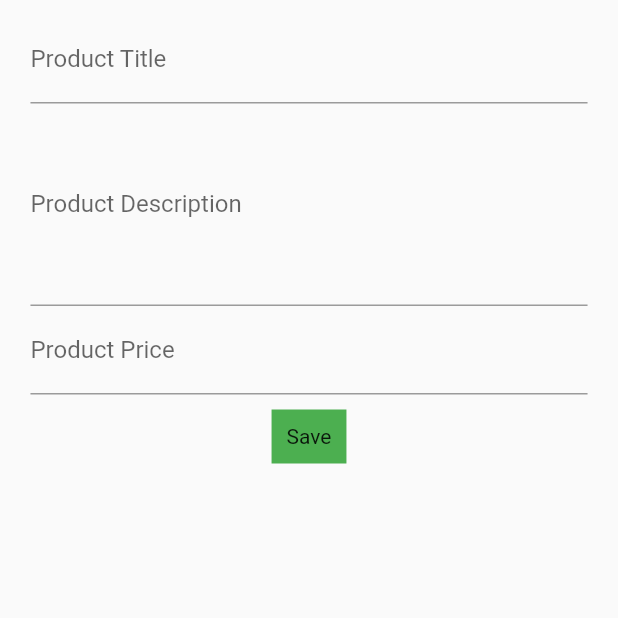
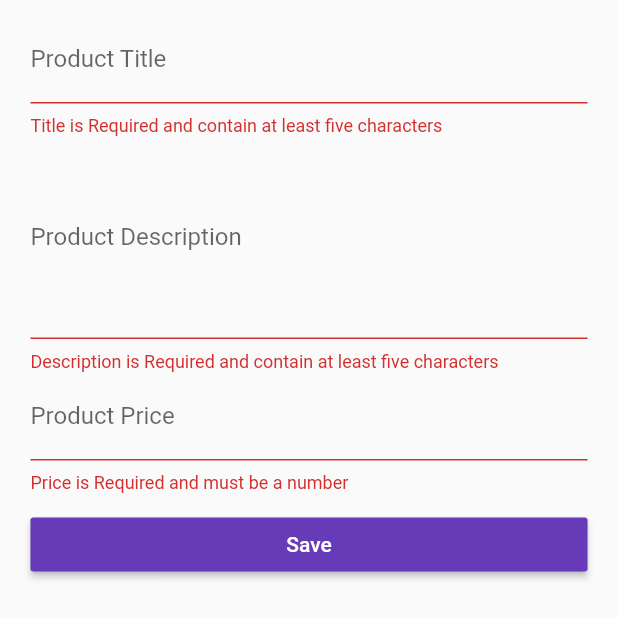
Before and after one commit to bad-logic/flutter_first_app, a Flutter app: the ProductCreatePage widget shown alone on an empty page, opened directly with empty values, after a tap on "Save", on a phone screen of 412 x 824 dp. Shown: the top 618 px of the screen. Run offline on Flutter 3.47's test engine with Material 2 defaults, Android fonts, the phone set to English and light mode, and no system bars.

```diff
--- a/lib/pages/product_create.dart
+++ b/lib/pages/product_create.dart
@@ -14,11 +14,18 @@ class ProductCreatePage extends StatefulWidget {
 
 class _ProductCreatePageState extends State<ProductCreatePage> {
   final Map<String, dynamic> _product = {'image': 'assets/food.jpg'};
+  final GlobalKey <FormState> _formKey = GlobalKey<FormState>();
 
-  Widget _buildTitleTextField() {
-    return TextField(
+  Widget _buildTitleTextFormField() {
+    return TextFormField(
       decoration: InputDecoration(labelText: 'Product Title'),
-      onChanged: (String value) {
+      validator: (String value){
+        if(value.isEmpty || value.length<5){
+            return 'Title is Required and contain at least five characters'; // error message
+        }
+        return null; // validation succeeded
+      },
+      onSaved: (String value) {
         setState(() {
           _product['title'] = value;
         });
@@ -26,23 +33,36 @@ class _ProductCreatePageState extends State<ProductCreatePage> {
     );
   }
 
-  Widget _buildPriceTextField() {
-    return TextField(
+  Widget _buildPriceTextFormField() {
+    return TextFormField(
       keyboardType: TextInputType.number,
       decoration: InputDecoration(labelText: 'Product Price'),
-      onChanged: (String value) {
+      validator: (String value){
+
+        if( value.isEmpty || !RegExp(r'^(?:[1-9]\d*|0)?(?:[.,]\d+)?$').hasMatch(value)){ //also allows 9,99 numbers
+          return 'Price is Required and must be a number'; // error message
+        }
+        return null; // validation succeeded
+      },
+      onSaved: (String value) {
         setState(() {
-          _product['price'] = double.parse(value);
+          _product['price'] = double.parse(value.replaceFirst(RegExp(r','),'.'));
         });
       },
     );
   }
 
-  Widget _buildDescriptionTextField() {
-    return TextField(
+  Widget _buildDescriptionTextFormField() {
+    return TextFormField(
       maxLines: 5,
       decoration: InputDecoration(labelText: 'Product Description'),
-      onChanged: (String value) {
+      validator: (String value){
+        if(value.isEmpty || value.length < 5){
+          return 'Description is Required and contain at least five characters'; // error message
+        }
+        return null; // validation succeeded
+      },
+      onSaved: (String value) {
         setState(() {
           _product['description'] = value;
         });
@@ -55,46 +75,53 @@ class _ProductCreatePageState extends State<ProductCreatePage> {
     final double deviceWidth =
         MediaQuery.of(context).size.width; // getting the device current width
 
-    final double finalDeviceWidth =
-        deviceWidth > 768.0 ? 450.0 : deviceWidth * 0.95;
+    final double finalDeviceWidth = deviceWidth > 768.0 ? 450.0 : deviceWidth * 0.95;
     final double finalPadding = deviceWidth - finalDeviceWidth;
 
     return Container(
       margin: EdgeInsets.all(10.0),
+      child: Form(
+        key: _formKey,
         child: ListView(
           // listview items always take the full available space by default
           padding: EdgeInsets.symmetric(
             horizontal: finalPadding / 2,
           ), // adding padding restricts the listView from using full width
           children: <Widget>[
-          _buildTitleTextField(),
-          _buildDescriptionTextField(),
-          _buildPriceTextField(),
+            _buildTitleTextFormField(),
+            _buildDescriptionTextFormField(),
+            _buildPriceTextFormField(),
             SizedBox(
               height: 10.0,
             ), // doesnot render anything just occupies space
-//          RaisedButton(
-//            child: Text('Save'),
-//            textColor: Colors.white,
-//            onPressed: () {
-//              widget.addProduct(_product);
-//              Navigator.pushReplacementNamed(context, '/products'); // pressing back button will not navigate here
-//             },
+            RaisedButton(
+              child: Text('Save'),
+              textColor: Colors.white,
+              onPressed: () {
+                if(!_formKey.currentState.validate()){ //validator function runs at this point and then only shows error
+                  return; // in case of false donot run below code
+                }
+                _formKey.currentState.save(); // when we call the save method on the state returned by the global key,
+                // the onSaved() methods are fired on each Form Fields
+                widget.addProduct(_product);
+                Navigator.pushReplacementNamed(context,'/products'); // pressing back button will not navigate here
+              },
+            ),
+//          Center(
+//            child: GestureDetector(
+//              onTap: (){
+//                widget.addProduct(_product);
+//              Navigator.pushReplacementNamed(context, '/products');
+//              },
+//              child: Container(
+//                color: Colors.green,
+//                padding: EdgeInsets.all(10.0),
+//                child: Text('Save'),
+//              ),
+//            ),
 //          ),
-          Center(
-            child: GestureDetector(
-              onTap: (){
-                widget.addProduct(_product);
-              Navigator.pushReplacementNamed(context, '/products');
-              },
-              child: Container(
-                color: Colors.green,
-                padding: EdgeInsets.all(10.0),
-                child: Text('Save'),
+          ],
         ),
-            ),
-          ),
-        ],
       ),
     );
   }
```
Lines whose indentation alone changed are shown as unchanged.
